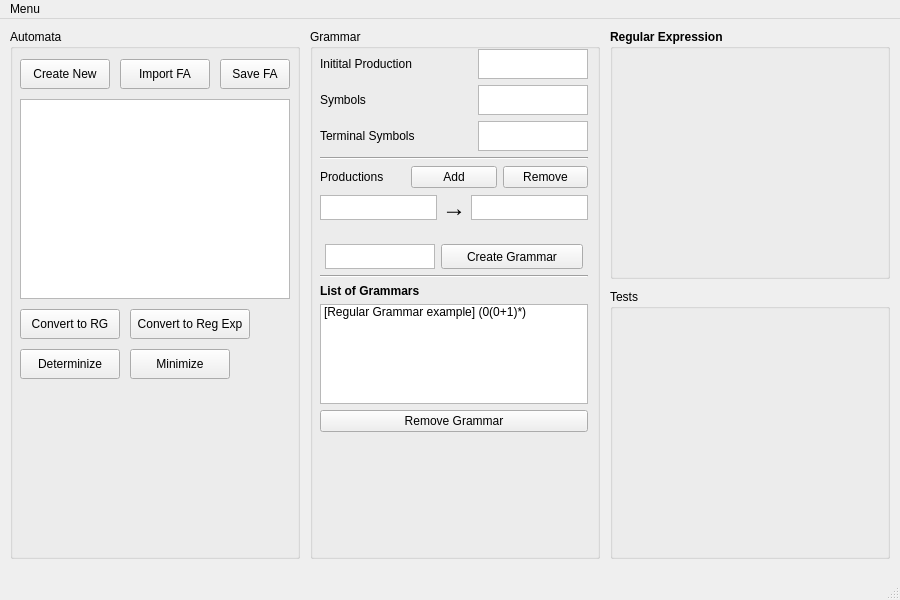
Old version of the form ui/main_window.ui in the repository ramnaq/midena.
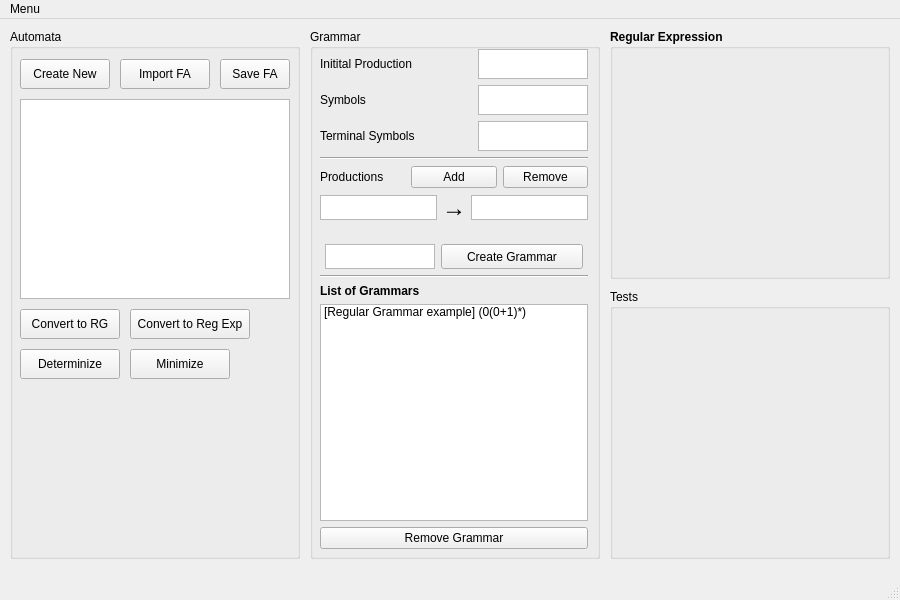
New version of the form.

Commit message: Set proper Grammar vertical layout size

Diff of the .ui file:
```diff
--- a/ui/main_window.ui
+++ b/ui/main_window.ui
@@ -167,7 +167,7 @@
        <x>10</x>
        <y>20</y>
        <width>268</width>
-       <height>383</height>
+       <height>500</height>
       </rect>
      </property>
      <layout class="QVBoxLayout" name="verticalLayout_2">
```
